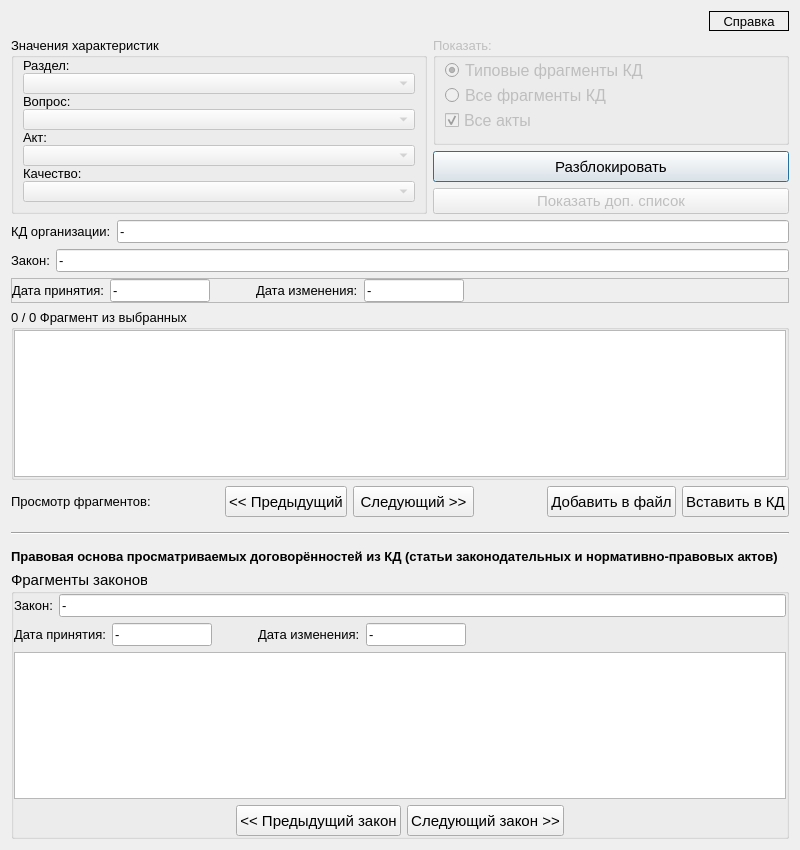
Old version of the form knowledgebase.ui in the repository YakSid/KDC_RSREU.
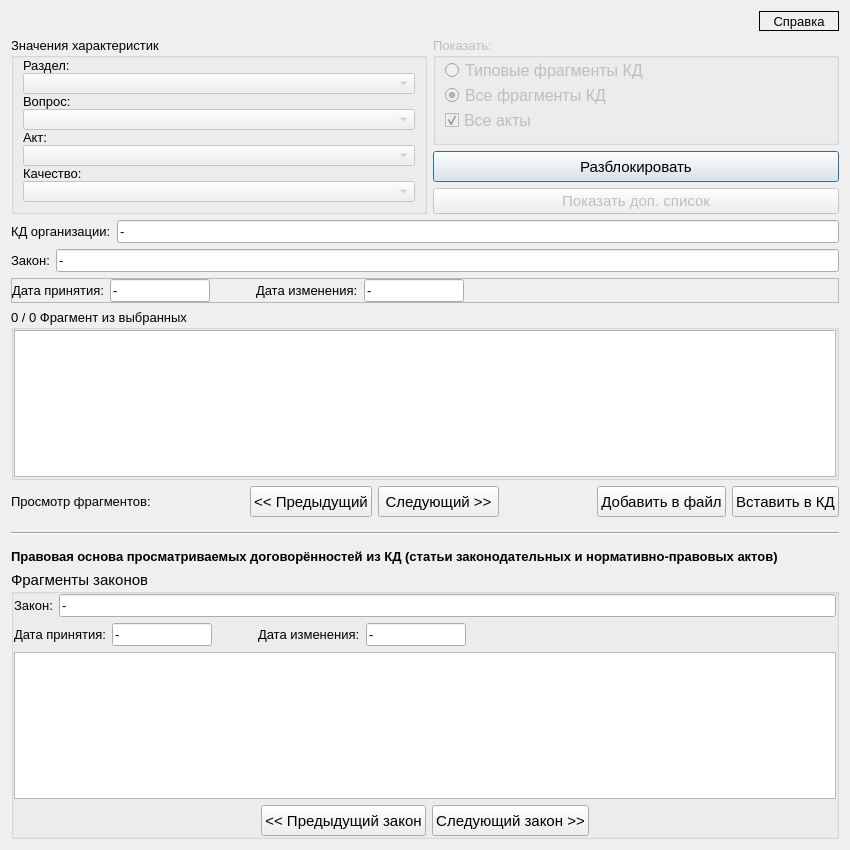
New version of the form.

Diff of the .ui file:
```diff
--- a/knowledgebase.ui
+++ b/knowledgebase.ui
@@ -6,7 +6,7 @@
    <rect>
     <x>0</x>
     <y>0</y>
-    <width>800</width>
+    <width>850</width>
     <height>850</height>
    </rect>
   </property>
@@ -289,7 +289,7 @@
              <string>Типовые фрагменты КД</string>
             </property>
             <property name="checked">
-             <bool>true</bool>
+             <bool>false</bool>
             </property>
            </widget>
           </item>
@@ -303,6 +303,9 @@
             <property name="text">
              <string>Все фрагменты КД</string>
             </property>
+            <property name="checked">
+             <bool>true</bool>
+            </property>
            </widget>
           </item>
           <item>
```
Left out of the diff: 2 changed lines with no effect on the pictures.
